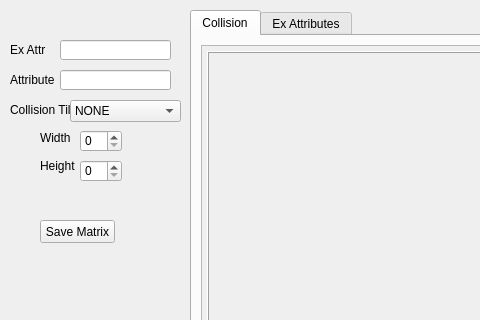
First picture: the form in collision.ui, repository ycdevbdsp/sinnoh, before the edit; both pictures show x 0 to 480 and y 0 to 320 of the 1099 by 941 pixel window.
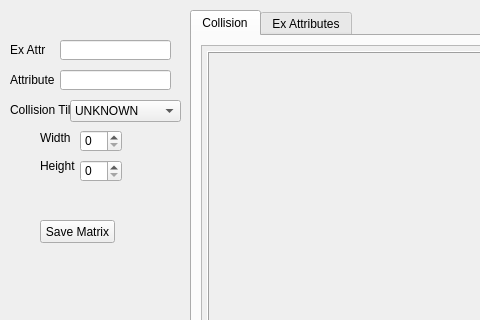
Second picture: the form after the edit. Custom widgets are drawn as their Qt base class.

What changed in the file:
```diff
--- a/collision.ui
+++ b/collision.ui
@@ -318,7 +318,7 @@
    </property>
    <item>
     <property name="text">
-     <string>NONE</string>
+     <string>UNKNOWN</string>
     </property>
    </item>
    <item>
```
